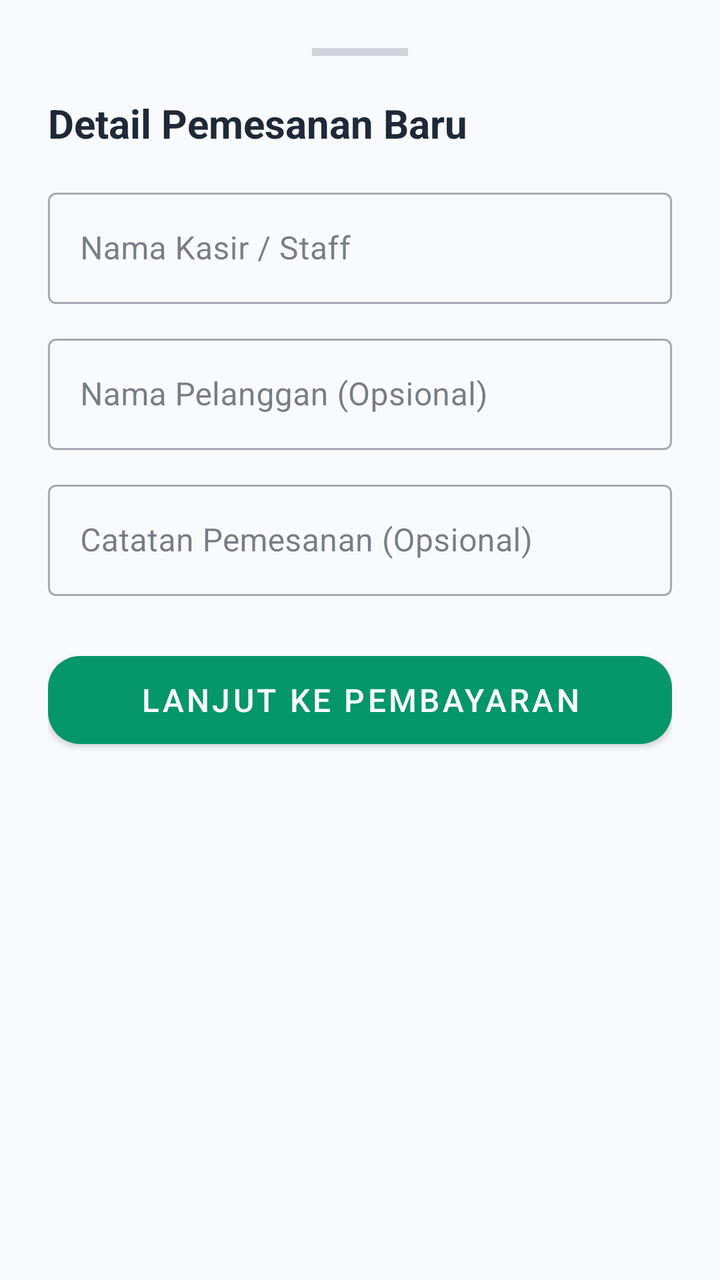
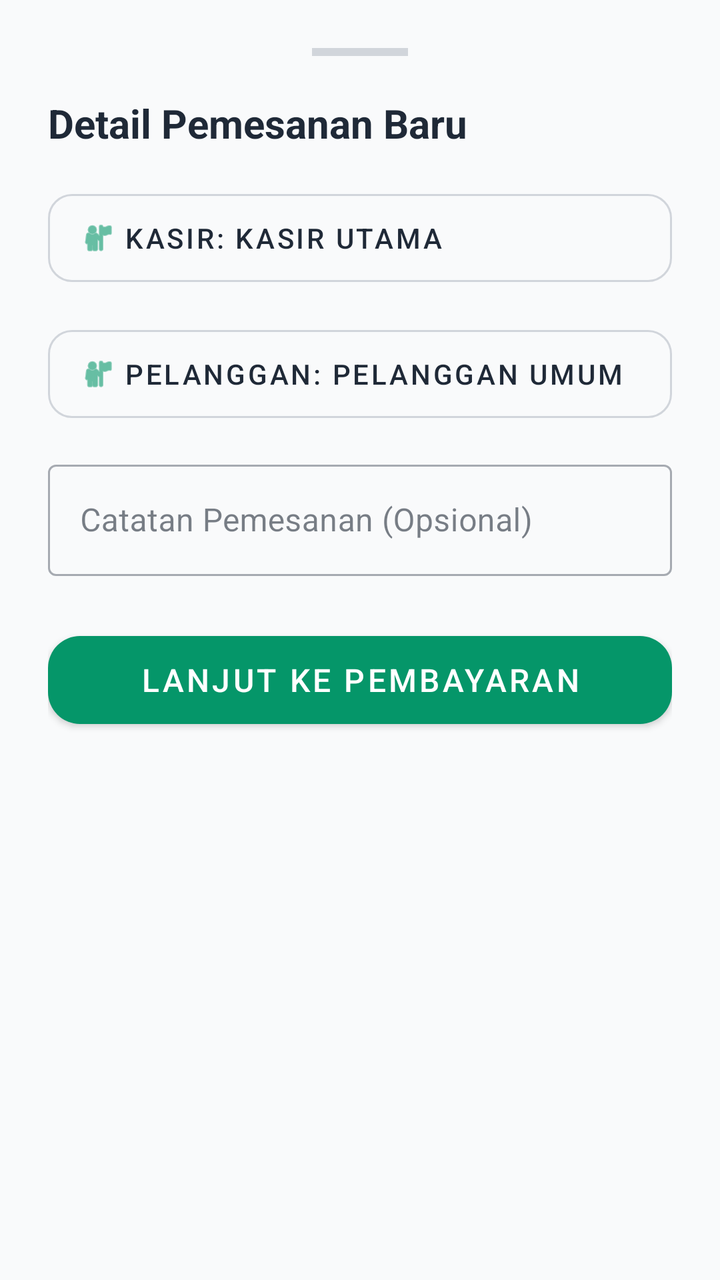

Screens rendered from an Android XML layout before and after an edit, with the pre-edit source and the edit as a unified diff.
<!-- AndroidManifest.xml: application theme Theme.PenjualanDev -->
<!-- res/layout/bottom_sheet_order_detail.xml -->
<?xml version="1.0" encoding="utf-8"?>
<LinearLayout 
    xmlns:android="http://schemas.android.com/apk/res/android"
    xmlns:app="http://schemas.android.com/apk/res-auto"
    android:layout_width="match_parent"
    android:layout_height="wrap_content"
    android:orientation="vertical"
    android:padding="24dp"
    android:background="?attr/colorSurface"
    app:behavior_peekHeight="0dp">

    
    <View
        android:layout_width="48dp"
        android:layout_height="4dp"
        android:layout_gravity="center_horizontal"
        android:layout_marginBottom="20dp"
        android:background="@color/colorOutlineStroke" />

    <TextView
        android:layout_width="wrap_content"
        android:layout_height="wrap_content"
        android:text="Detail Pemesanan Baru"
        android:textColor="?attr/colorOnSurface"
        android:textSize="20sp"
        android:textStyle="bold"
        android:layout_marginBottom="16dp" />

    
    <com.google.android.material.textfield.TextInputLayout
        android:id="@+id/til_kasir"
        style="@style/Widget.MaterialComponents.TextInputLayout.OutlinedBox"
        android:layout_width="match_parent"
        android:layout_height="wrap_content"
        android:layout_marginBottom="12dp"
        android:hint="Nama Kasir / Staff">
        <com.google.android.material.textfield.TextInputEditText
            android:id="@+id/et_kasir"
            android:layout_width="match_parent"
            android:layout_height="wrap_content"
            android:inputType="textPersonName"
            android:singleLine="true" />
    </com.google.android.material.textfield.TextInputLayout>

    
    <com.google.android.material.textfield.TextInputLayout
        android:id="@+id/til_pelanggan"
        style="@style/Widget.MaterialComponents.TextInputLayout.OutlinedBox"
        android:layout_width="match_parent"
        android:layout_height="wrap_content"
        android:layout_marginBottom="12dp"
        android:hint="Nama Pelanggan (Opsional)">
        <com.google.android.material.textfield.TextInputEditText
            android:id="@+id/et_pelanggan"
            android:layout_width="match_parent"
            android:layout_height="wrap_content"
            android:inputType="textPersonName"
            android:singleLine="true" />
    </com.google.android.material.textfield.TextInputLayout>


    
    <com.google.android.material.textfield.TextInputLayout
        android:id="@+id/til_catatan"
        style="@style/Widget.MaterialComponents.TextInputLayout.OutlinedBox"
        android:layout_width="match_parent"
        android:layout_height="wrap_content"
        android:layout_marginBottom="24dp"
        android:hint="Catatan Pemesanan (Opsional)">
        <com.google.android.material.textfield.TextInputEditText
            android:id="@+id/et_catatan"
            android:layout_width="match_parent"
            android:layout_height="wrap_content"
            android:inputType="textMultiLine"
            android:maxLines="3" />
    </com.google.android.material.textfield.TextInputLayout>

    
    <com.google.android.material.button.MaterialButton
        android:id="@+id/btn_proceed_payment"
        style="@style/Widget.MaterialComponents.Button"
        android:layout_width="match_parent"
        android:layout_height="56dp"
        android:text="Lanjut ke Pembayaran"
        android:textSize="16sp"
        android:textColor="?attr/colorOnPrimary"
        app:backgroundTint="?attr/colorPrimary"
        app:cornerRadius="16dp" />

</LinearLayout>
<!-- resources referenced by this layout -->
<resources>
  <color name="colorOutlineStroke">#D1D5DB</color>
  <style name="Theme.PenjualanDev" parent="Base.Theme.PenjualanDev" />
  <style name="Base.Theme.PenjualanDev" parent="Theme.Material3.Light.NoActionBar">
          
          <item name="colorPrimary">@color/colorPrimary</item>
          <item name="colorOnPrimary">@color/colorOnPrimary</item>
          
          <item name="colorSecondary">@color/colorSecondary</item>
          <item name="colorOnSecondary">@color/colorOnSecondary</item>
          
          <item name="android:statusBarColor">@color/colorPrimary</item>
          
          <item name="colorSurface">@color/colorScreenBackground</item>
          <item name="colorOnSurface">@color/colorPrimaryText</item>
          <item name="colorSurfaceContainer">@color/colorCardBackground</item>
          <item name="colorSurfaceContainerHigh">@color/white</item>
          <item name="colorOnSurfaceVariant">@color/colorSecondaryText</item>
          <item name="colorError">@color/red</item>
          
          <item name="materialButtonStyle">@style/Widget.App.Button</item>
      </style>
  <color name="colorPrimary">#059669</color>
  <color name="colorOnPrimary">#FFFFFF</color>
  <color name="colorSecondary">#D1FAE5</color>
  <color name="colorOnSecondary">#064E3B</color>
  <color name="colorScreenBackground">#F9FAFB</color>
  <color name="colorPrimaryText">#1F2937</color>
  <color name="colorCardBackground">#FFFFFF</color>
  <color name="white">#FFFFFFFF</color>
  <color name="colorSecondaryText">#4B5563</color>
  <color name="red">#EF4444</color>
  <style name="Widget.App.Button" parent="Widget.Material3.Button">
          <item name="cornerRadius">12dp</item>
          <item name="android:minHeight">48dp</item>
          <item name="backgroundTint">@color/colorPrimary</item>
          <item name="android:textColor">@color/white</item>
          <item name="android:insetTop">0dp</item>
          <item name="android:insetBottom">0dp</item>
      </style>
</resources>

<!-- the commit's change to res/layout/bottom_sheet_order_detail.xml (unified diff, before → after) -->
@@ -27,36 +27,38 @@
         android:layout_marginBottom="16dp" />
 
     
-    <com.google.android.material.textfield.TextInputLayout
-        android:id="@+id/til_kasir"
-        style="@style/Widget.MaterialComponents.TextInputLayout.OutlinedBox"
+    <com.google.android.material.button.MaterialButton
+        android:id="@+id/btn_pilih_pegawai"
+        style="@style/Widget.MaterialComponents.Button.OutlinedButton"
         android:layout_width="match_parent"
-        android:layout_height="wrap_content"
+        android:layout_height="56dp"
         android:layout_marginBottom="12dp"
-        android:hint="Nama Kasir / Staff">
-        <com.google.android.material.textfield.TextInputEditText
-            android:id="@+id/et_kasir"
-            android:layout_width="match_parent"
-            android:layout_height="wrap_content"
-            android:inputType="textPersonName"
-            android:singleLine="true" />
-    </com.google.android.material.textfield.TextInputLayout>
+        android:text="Kasir: Kasir Utama"
+        android:textColor="?attr/colorOnSurface"
+        android:gravity="start|center_vertical"
+        android:paddingStart="16dp"
+        app:icon="@android:drawable/ic_menu_myplaces"
+        app:iconTint="?attr/colorPrimary"
+        app:strokeColor="@color/colorOutlineStroke"
+        app:strokeWidth="1dp"
+        app:cornerRadius="12dp" />
 
     
-    <com.google.android.material.textfield.TextInputLayout
-        android:id="@+id/til_pelanggan"
-        style="@style/Widget.MaterialComponents.TextInputLayout.OutlinedBox"
+    <com.google.android.material.button.MaterialButton
+        android:id="@+id/btn_pilih_pelanggan"
+        style="@style/Widget.MaterialComponents.Button.OutlinedButton"
         android:layout_width="match_parent"
-        android:layout_height="wrap_content"
+        android:layout_height="56dp"
         android:layout_marginBottom="12dp"
-        android:hint="Nama Pelanggan (Opsional)">
-        <com.google.android.material.textfield.TextInputEditText
-            android:id="@+id/et_pelanggan"
-            android:layout_width="match_parent"
-            android:layout_height="wrap_content"
-            android:inputType="textPersonName"
-            android:singleLine="true" />
-    </com.google.android.material.textfield.TextInputLayout>
+        android:text="Pelanggan: Pelanggan Umum"
+        android:textColor="?attr/colorOnSurface"
+        android:gravity="start|center_vertical"
+        android:paddingStart="16dp"
+        app:icon="@android:drawable/ic_menu_myplaces"
+        app:iconTint="?attr/colorPrimary"
+        app:strokeColor="@color/colorOutlineStroke"
+        app:strokeWidth="1dp"
+        app:cornerRadius="12dp" />
 
 
     
